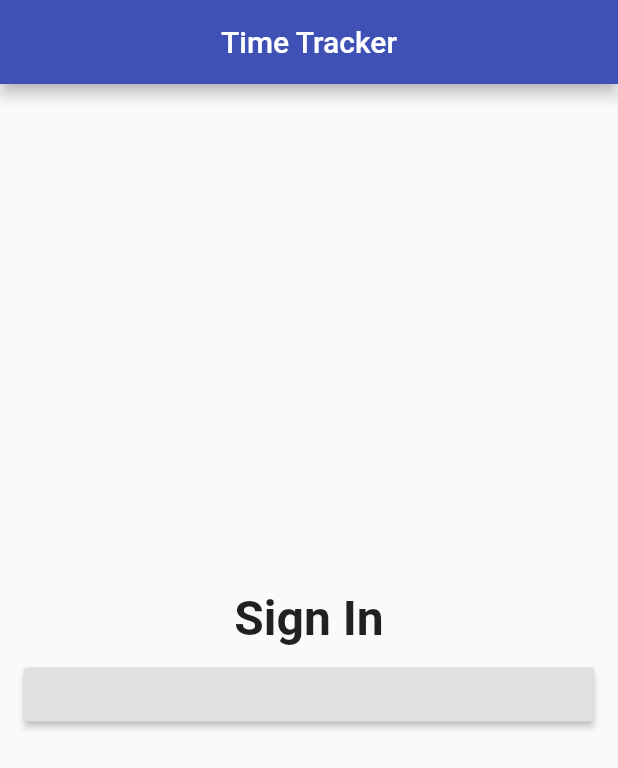
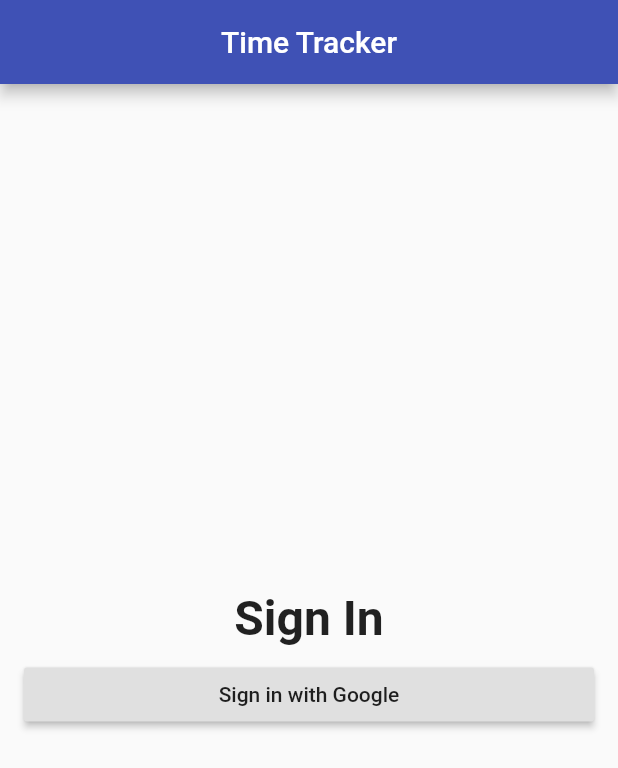
Before and after one commit to devmvk/time_tracker, a Flutter app: the screen it shows after launch, on a phone screen of 412 x 824 dp. Shown: the top 768 px of the screen. Run offline on Flutter 3.47's test engine with Material 2 defaults, Android fonts, the phone set to English and light mode, and no system bars.

Commit message:
button text

```diff
--- a/lib/authentication/sign_in.dart
+++ b/lib/authentication/sign_in.dart
@@ -33,6 +33,7 @@ class SignInView extends StatelessWidget {
             ),
             RaisedButton(
               onPressed: (){},
+              child: Text("Sign in with Google"),
             )
           ],
         ),
```
